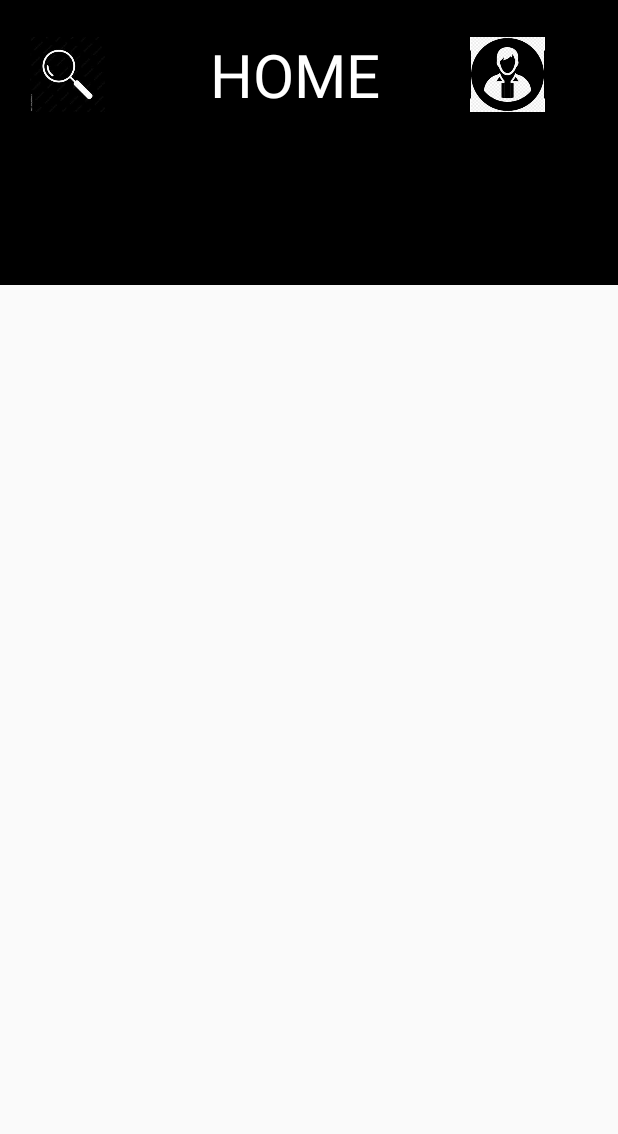
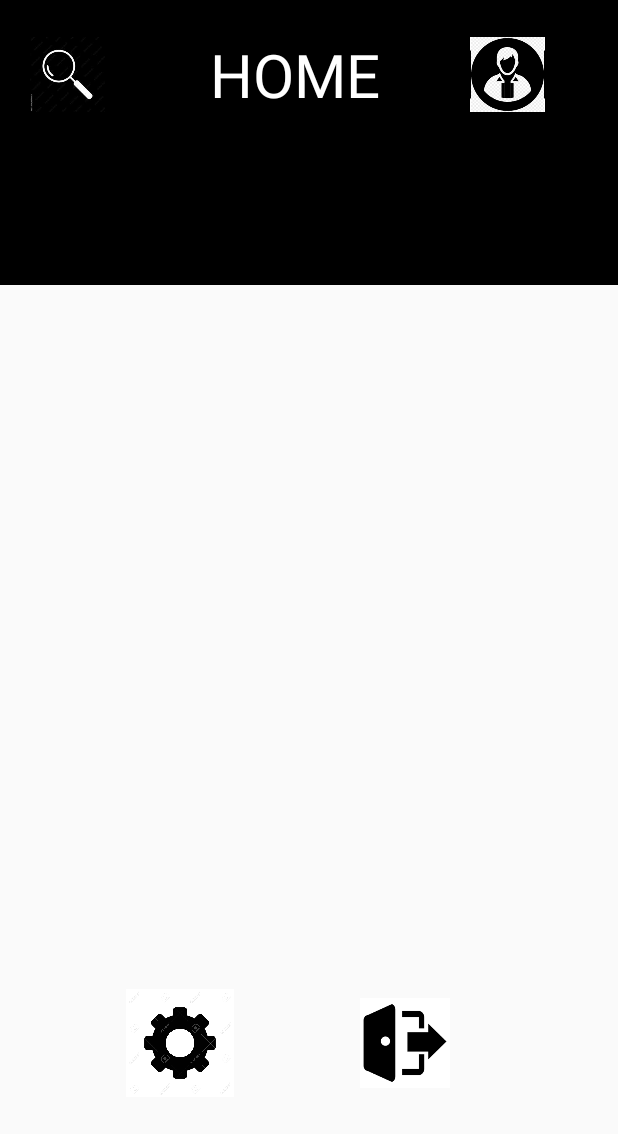
Before and after one commit to Ravishanker7/chat-application, an Android app: the screen it shows after launch once a user with an empty profile is signed in (MainActivity), on a phone screen of 412 x 824 dp. Shown: the top 1134 px of the screen. Run offline under Robolectric (Android 15) with nearby library versions, the phone set to English and light mode, and no system bars; our stand-ins replace Firebase (no records; nobody signed in at launch, a user with empty details on screens opened directly), Picasso; pictures from the network do not load.

Commit message:
added users to the main screen

```diff
--- a/app/build.gradle.kts
+++ b/app/build.gradle.kts
@@ -43,4 +43,6 @@ dependencies {
     testImplementation("junit:junit:4.13.2")
     androidTestImplementation("androidx.test.ext:junit:1.1.5")
     androidTestImplementation("androidx.test.espresso:espresso-core:3.5.1")
+    implementation("com.squareup.picasso:picasso:2.8")
+    implementation ("de.hdodenhof:circleimageview:3.1.0")
 }
--- a/app/src/main/java/com/example/chatapplication/MainActivity.java
+++ b/app/src/main/java/com/example/chatapplication/MainActivity.java
@@ -1,16 +1,79 @@
 package com.example.chatapplication;
 
+import androidx.annotation.NonNull;
 import androidx.appcompat.app.AppCompatActivity;
+import androidx.recyclerview.widget.LinearLayoutManager;
+import androidx.recyclerview.widget.RecyclerView;
 
+import android.content.Intent;
 import android.os.Bundle;
+import android.view.View;
+import android.widget.ImageView;
+
+import com.google.firebase.auth.FirebaseAuth;
+import com.google.firebase.database.DataSnapshot;
+import com.google.firebase.database.DatabaseError;
+import com.google.firebase.database.DatabaseReference;
+import com.google.firebase.database.FirebaseDatabase;
+import com.google.firebase.database.ValueEventListener;
+
+import java.util.ArrayList;
 
 public class MainActivity extends AppCompatActivity {
 
+    RecyclerView mainrecyclerview;
+    FirebaseAuth auth;
+    FirebaseDatabase database;
+    Useradapter adapter;
+    ArrayList<users> usersArrayList;
+    ImageView logout;
     @Override
     protected void onCreate(Bundle savedInstanceState) {
         super.onCreate(savedInstanceState);
         setContentView(R.layout.activity_main);
 
+        mainrecyclerview=findViewById(R.id.recyclerviewmainid);
+
+        logout=findViewById(R.id.lagoutid);
+        auth=FirebaseAuth.getInstance();
+        database=FirebaseDatabase.getInstance();
+
+        usersArrayList=new ArrayList<>();
+        DatabaseReference reference=database.getReference().child("user");
+
+        reference.addValueEventListener(new ValueEventListener() {
+            @Override
+            public void onDataChange(@NonNull DataSnapshot snapshot) {
+                for(DataSnapshot dataSnapshot : snapshot.getChildren()){
+                    users Users=dataSnapshot.getValue(users.class);
+                    usersArrayList.add(Users);
+                }
+                adapter.notifyDataSetChanged();
+            }
+
+            @Override
+            public void onCancelled(@NonNull DatabaseError error) {
+
+            }
+        });
+
+
+        mainrecyclerview.setLayoutManager(new LinearLayoutManager(this));
+        adapter=new Useradapter(MainActivity.this,usersArrayList);
+        mainrecyclerview.setAdapter(adapter);
+
+        if(auth.getCurrentUser()==null){
+            startActivity(new Intent(MainActivity.this,login.class));
+            finish();
+        }
+        logout.setOnClickListener(new View.OnClickListener() {
+            @Override
+            public void onClick(View v) {
+                FirebaseAuth.getInstance().signOut();
+                startActivity(new Intent(MainActivity.this,login.class));
+                finish();
+            }
+        });
 
     }
 }
--- /dev/null
+++ b/app/src/main/java/com/example/chatapplication/Useradapter.java
@@ -0,0 +1,71 @@
+package com.example.chatapplication;
+
+import android.content.Intent;
+import android.view.LayoutInflater;
+import android.view.View;
+import android.view.ViewGroup;
+import android.widget.ImageView;
+import android.widget.TextView;
+
+import androidx.annotation.NonNull;
+import androidx.recyclerview.widget.RecyclerView;
+
+import com.squareup.picasso.Picasso;
+
+import java.util.ArrayList;
+
+public class Useradapter extends RecyclerView.Adapter<Useradapter.viewholder> {
+
+    MainActivity mainActivity;
+    ArrayList<users> usersArrayList;
+    public Useradapter(MainActivity mainActivity, ArrayList<users> usersArrayList) {
+        this.mainActivity=mainActivity;
+        this.usersArrayList=usersArrayList;
+    }
+
+    @NonNull
+    @Override
+    public Useradapter.viewholder onCreateViewHolder(@NonNull ViewGroup parent, int viewType) {
+        View view= LayoutInflater.from(mainActivity).inflate(R.layout.useritems,parent,false);
+        return new viewholder(view);
+    }
+
+    @Override
+    public void onBindViewHolder(@NonNull Useradapter.viewholder holder, int position) {
+
+        users Users=usersArrayList.get(position);
+        holder.usernamee.setText(Users.name);
+        holder.userstatus.setText(Users.lastmessage);
+        Picasso.get().load(Users.imageUri).into(holder.userimg);
+
+        holder.itemView.setOnClickListener(new View.OnClickListener() {
+            @Override
+            public void onClick(View v) {
+                Intent intent=new Intent(mainActivity, userchat.class);
+                intent.putExtra("namme",Users.getName());
+                intent.putExtra("receiverimage",Users.getImageUri());
+                intent.putExtra("uid",Users.getId());
+                mainActivity.startActivity(intent);
+            }
+        });
+    }
+
+    @Override
+    public int getItemCount() {
+        return usersArrayList.size();
+    }
+
+    public class viewholder extends RecyclerView.ViewHolder {
+        ImageView userimg;
+        TextView usernamee;
+        TextView userstatus;
+
+        public viewholder(@NonNull View itemView) {
+            super(itemView);
+            userimg=itemView.findViewById(R.id.userimagemain);
+            usernamee=itemView.findViewById(R.id.nameidd);
+            userstatus=itemView.findViewById(R.id.lastmessageid);
+
+        }
+    }
+}
--- a/app/src/main/java/com/example/chatapplication/users.java
+++ b/app/src/main/java/com/example/chatapplication/users.java
@@ -3,6 +3,9 @@ package com.example.chatapplication;
 public class users {
     String imageUri,emaill,name,passs,id,lastmessage;
 
+    public users(){
+
+    }
     public users(String imageUri, String emaill, String name, String passs, String id, String lastmessage) {
         this.imageUri=imageUri;
         this.emaill=emaill;
--- a/app/src/main/res/layout/activity_main.xml
+++ b/app/src/main/res/layout/activity_main.xml
@@ -51,11 +51,32 @@
     </androidx.recyclerview.widget.RecyclerView>
 
     <androidx.recyclerview.widget.RecyclerView
+        android:id="@+id/recyclerviewmainid"
         android:layout_width="match_parent"
-        android:layout_height="385dp"
-        android:id="@+id/chatid"
+        android:layout_height="428dp"
         android:layout_below="@id/profileview"
-        android:layout_marginTop="20dp">
-    </androidx.recyclerview.widget.RecyclerView>
+        android:layout_marginTop="13dp"></androidx.recyclerview.widget.RecyclerView>
 
+    <LinearLayout
+        android:layout_width="match_parent"
+        android:layout_height="72dp"
+        android:orientation="horizontal"
+        android:layout_below="@id/recyclerviewmainid"
+        android:layout_marginTop="28dp">
+        <ImageView
+            android:layout_width="80dp"
+            android:layout_height="wrap_content"
+            android:layout_marginLeft="80dp"
+            android:src="@drawable/img_5">
+        </ImageView>
+        <ImageView
+            android:layout_width="60dp"
+            android:layout_height="wrap_content"
+            android:layout_gravity="right"
+            android:foregroundGravity="center"
+            android:id="@+id/lagoutid"
+            android:layout_marginLeft="80dp"
+            android:src="@drawable/img_6">
+        </ImageView>
+    </LinearLayout>
 </RelativeLayout>
```
Also changed, not shown: app/src/main/AndroidManifest.xml (+5 -2 lines), app/src/main/java/com/example/chatapplication/userchat.java (added, +33 -0 lines), app/src/main/res/drawable/userslayoutdesign.xml (added, +10 -0 lines), app/src/main/res/layout/activity_userchat.xml (added, +64 -0 lines), app/src/main/res/layout/useritems.xml (+20 -12 lines), app/src/main/res/drawable/img_5.png (added), app/src/main/res/drawable/img_6.png (added), app/src/main/res/drawable/img_7.png (added), app/src/main/res/drawable/img_8.png (added).
